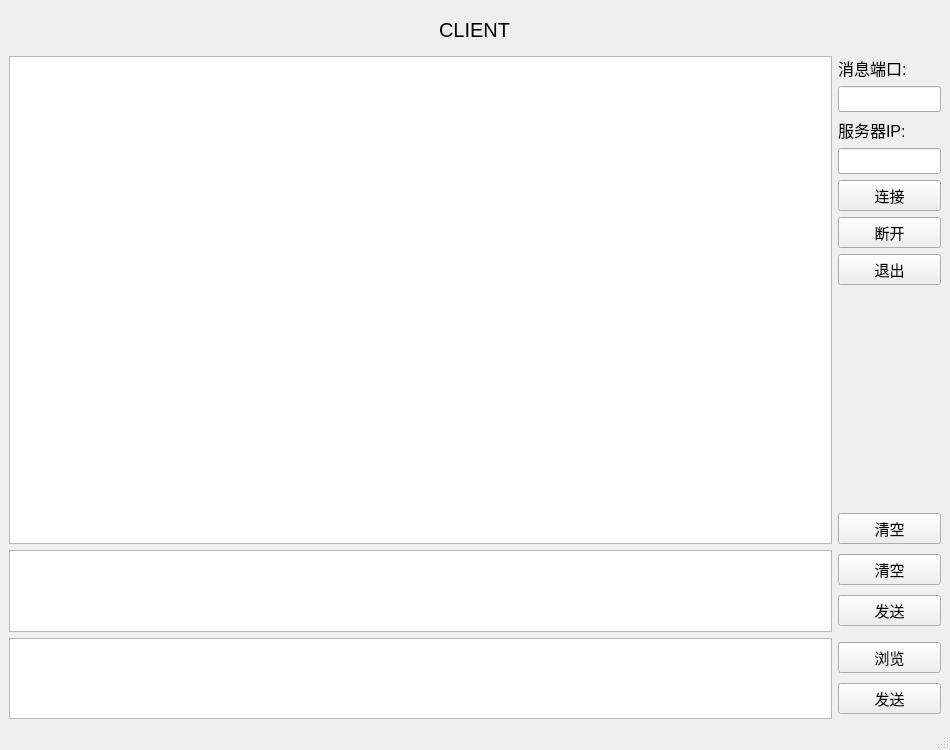
Old version of the form socket/winsock/client.ui in the repository tong1heng/Dual-Computer-Communication.
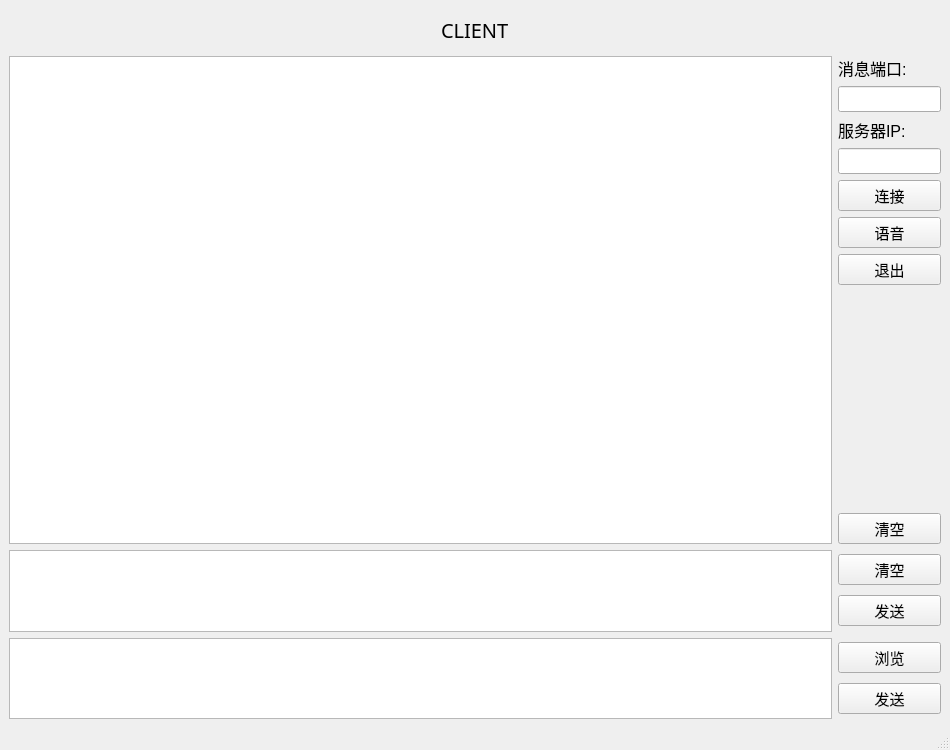
New version of the form. Icons and pictures are not drawn.

The edit to the form file:
```diff
--- a/socket/winsock/client.ui
+++ b/socket/winsock/client.ui
@@ -19,6 +19,7 @@
      <widget class="QLabel" name="label">
       <property name="font">
        <font>
+        <family>方正粗黑宋简体</family>
         <pointsize>15</pointsize>
        </font>
       </property>
@@ -120,7 +121,11 @@
            </font>
           </property>
           <property name="text">
-           <string>断开</string>
+           <string>语音</string>
+          </property>
+          <property name="icon">
+           <iconset resource="icon.qrc">
+            <normaloff>:/button/icons/voiceButton.png</normaloff>:/button/icons/voiceButton.png</iconset>
           </property>
          </widget>
         </item>
```
Left out of the diff: 44 changed lines with no effect on the pictures.
